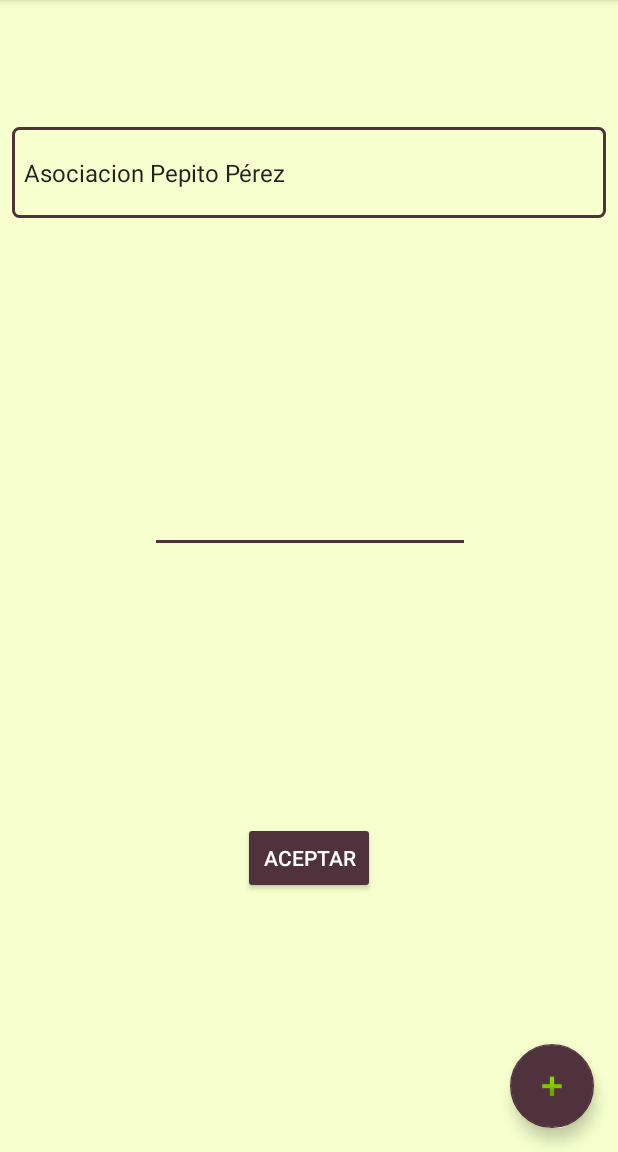
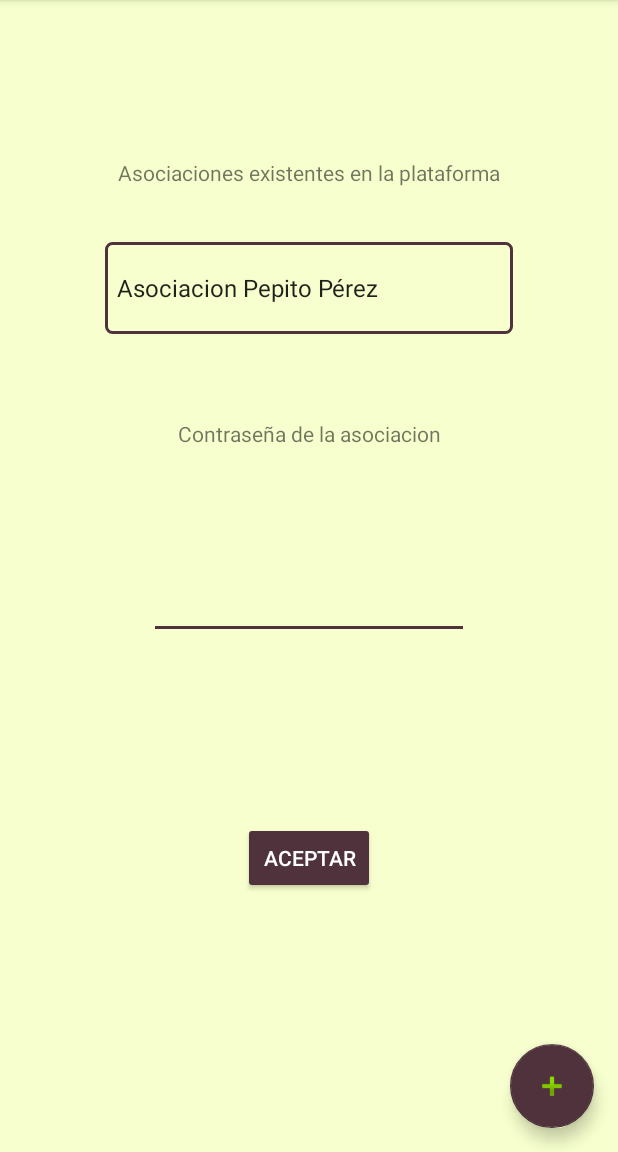
Before and after one commit to davidflores10/AgricoApp, an Android app: the MainActivity screen opened directly, with no data from a screen before it, on a phone screen of 412 x 824 dp, the part 84-1236 px from its top. Run offline under Robolectric (Android 15) with nearby library versions, the phone set to English and light mode, and no system bars.

Commit message:
Main created

```diff
--- a/app/src/main/java/com/example/bisite/agricoapp/Principal/MainActivity.java
+++ b/app/src/main/java/com/example/bisite/agricoapp/Principal/MainActivity.java
@@ -52,6 +52,7 @@ public class MainActivity extends AppCompatActivity {
         btn_accept_Company.setOnClickListener(new View.OnClickListener() {
             @Override
             public void onClick(View view) {
+                finish();
                 Intent intent=new Intent(getApplicationContext(), UserLogged.class);
                 startActivity(intent);
             }
--- a/app/src/main/java/com/example/bisite/agricoapp/userInformation/UserInformation.java
+++ b/app/src/main/java/com/example/bisite/agricoapp/userInformation/UserInformation.java
@@ -26,9 +26,9 @@ public class UserInformation extends AppCompatActivity {
 
         //productos
         ArrayList<String> productos = new ArrayList<>();
-        productos.add("Empresario 1");
-        productos.add("Empresario 2");
-        productos.add("Empresario 3");
+        productos.add("Asociado 1");
+        productos.add("Asociado 2");
+        productos.add("Asociado 3");
 
 
         final RecyclerView recyclerView = (RecyclerView) findViewById(R.id.userDataRecycler);
--- a/app/src/main/res/layout/activity_login.xml
+++ b/app/src/main/res/layout/activity_login.xml
@@ -13,7 +13,7 @@
         android:paddingLeft="24dp"
         android:paddingRight="24dp">
 
-        <ImageView android:src="@drawable/logo"
+        <ImageView android:src="@drawable/login3"
             android:layout_width="wrap_content"
             android:layout_height="72dp"
             android:layout_marginBottom="24dp"
--- a/app/src/main/res/layout/activity_main.xml
+++ b/app/src/main/res/layout/activity_main.xml
@@ -12,16 +12,16 @@
         android:id="@+id/spinner"
         android:layout_width="0dp"
         android:layout_height="0dp"
+        android:background="@drawable/custom_spinner_back"
         android:layout_marginLeft="8dp"
+        app:layout_constraintLeft_toLeftOf="@+id/guideline19"
+        app:layout_constraintRight_toLeftOf="@+id/guideline12"
         android:layout_marginRight="8dp"
-        app:layout_constraintLeft_toLeftOf="parent"
-        app:layout_constraintRight_toRightOf="parent"
-        android:background="@drawable/custom_spinner_back"
         app:layout_constraintHorizontal_bias="0.0"
-        app:layout_constraintTop_toTopOf="@+id/guideline9"
-        android:layout_marginTop="8dp"
         android:layout_marginBottom="8dp"
-        app:layout_constraintBottom_toTopOf="@+id/guideline10" />
+        app:layout_constraintBottom_toTopOf="@+id/guideline"
+        app:layout_constraintTop_toTopOf="@+id/guideline10"
+        android:layout_marginTop="8dp" />
 
     <android.support.constraint.Guideline
         android:layout_width="wrap_content"
@@ -36,15 +36,14 @@
         android:layout_height="wrap_content"
         android:ems="10"
         android:inputType="textPassword"
-        android:layout_marginRight="8dp"
-        app:layout_constraintRight_toRightOf="parent"
+        android:layout_marginBottom="8dp"
+        app:layout_constraintBottom_toTopOf="@+id/guideline7"
+        app:layout_constraintTop_toTopOf="@+id/guideline13"
+        android:layout_marginTop="8dp"
         android:layout_marginLeft="8dp"
-        app:layout_constraintLeft_toLeftOf="parent"
-        app:layout_constraintTop_toTopOf="@+id/guideline"
-        android:layout_marginTop="8dp"
-        app:layout_constraintHorizontal_bias="0.503"
-        android:layout_marginBottom="8dp"
-        app:layout_constraintBottom_toTopOf="@+id/guideline7" />
+        app:layout_constraintLeft_toLeftOf="@+id/guideline19"
+        app:layout_constraintRight_toLeftOf="@+id/guideline12"
+        android:layout_marginRight="8dp" />
 
     <android.support.design.widget.FloatingActionButton
         android:id="@+id/fab"
@@ -102,5 +101,55 @@
         android:orientation="horizontal"
         app:layout_constraintGuide_percent="0.2" />
 
+    <TextView
+        android:id="@+id/textView3"
+        android:layout_width="wrap_content"
+        android:layout_height="wrap_content"
+        android:text="Contraseña de la asociacion"
+        android:layout_marginBottom="8dp"
+        app:layout_constraintBottom_toTopOf="@+id/guideline13"
+        app:layout_constraintTop_toTopOf="@+id/guideline"
+        android:layout_marginTop="8dp"
+        app:layout_constraintVertical_bias="0.511"
+        app:layout_constraintRight_toLeftOf="@+id/guideline12"
+        android:layout_marginRight="8dp"
+        android:layout_marginLeft="8dp"
+        app:layout_constraintLeft_toLeftOf="@+id/guideline19" />
+
+    <android.support.constraint.Guideline
+        android:layout_width="wrap_content"
+        android:layout_height="wrap_content"
+        android:id="@+id/guideline12"
+        android:orientation="vertical"
+        app:layout_constraintGuide_percent="0.85" />
+
+    <android.support.constraint.Guideline
+        android:layout_width="wrap_content"
+        android:layout_height="wrap_content"
+        android:id="@+id/guideline13"
+        android:orientation="horizontal"
+        app:layout_constraintGuide_percent="0.45" />
+
+    <android.support.constraint.Guideline
+        android:layout_width="wrap_content"
+        android:layout_height="wrap_content"
+        android:id="@+id/guideline19"
+        android:orientation="vertical"
+        app:layout_constraintGuide_percent="0.15" />
+
+    <TextView
+        android:id="@+id/textView6"
+        android:layout_width="wrap_content"
+        android:layout_height="wrap_content"
+        android:layout_marginBottom="8dp"
+        android:layout_marginLeft="8dp"
+        android:layout_marginRight="8dp"
+        android:layout_marginTop="8dp"
+        android:text="Asociaciones existentes en la plataforma"
+        app:layout_constraintBottom_toTopOf="@+id/guideline10"
+        app:layout_constraintLeft_toLeftOf="@+id/guideline19"
+        app:layout_constraintRight_toLeftOf="@+id/guideline12"
+        app:layout_constraintTop_toTopOf="@+id/guideline9" />
+
 
 </android.support.constraint.ConstraintLayout>
--- a/app/src/main/res/layout/activity_signup.xml
+++ b/app/src/main/res/layout/activity_signup.xml
@@ -14,7 +14,7 @@
         android:paddingLeft="24dp"
         android:paddingRight="24dp">
 
-        <ImageView android:src="@drawable/register"
+        <ImageView android:src="@drawable/registration"
             android:layout_width="wrap_content"
             android:layout_height="72dp"
             android:layout_marginBottom="24dp"
```
Also changed, not shown: app/src/main/java/com/example/bisite/agricoapp/Principal/UserLogged.java (+40 -0 lines), app/src/main/java/com/example/bisite/agricoapp/datosDeAsociados/DatosAsociado.java (+8 -0 lines), app/src/main/res/layout/activity_user_logged.xml (+89 -4 lines), app/src/main/res/drawable/avatar.png (added), app/src/main/res/drawable/login.png (added), app/src/main/res/drawable/login2.png (added), app/src/main/res/drawable/login3.png (added), app/src/main/res/drawable/man.png (added), app/src/main/res/drawable/registration.png (added), app/src/main/res/drawable/user.jpg (added), app/src/main/res/drawable/userdata.png (added).
